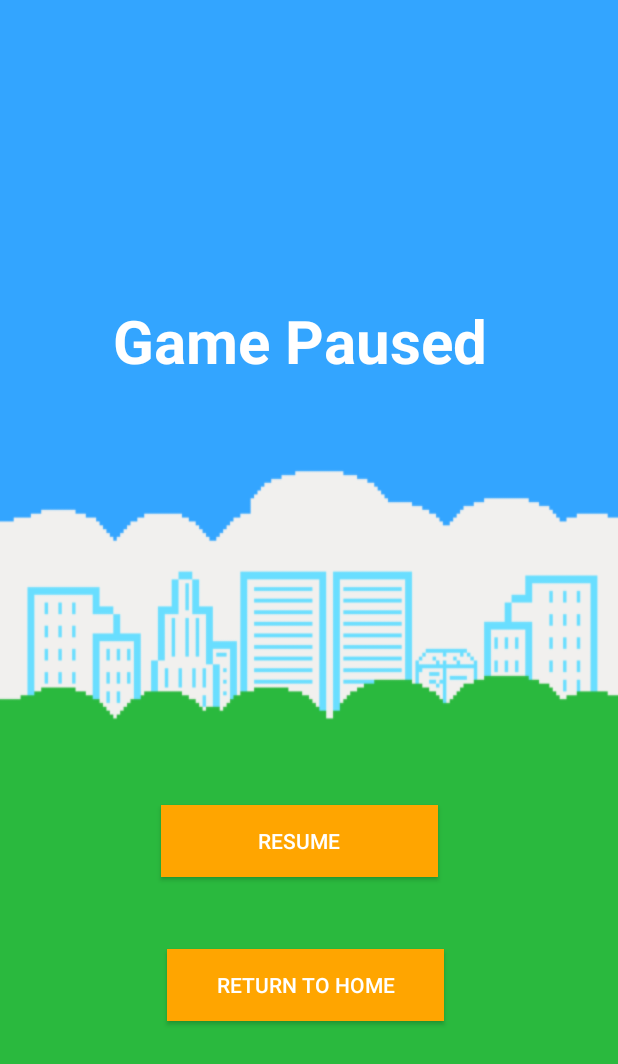
After one commit to Yogesh352/FlappyBird2, an Android app: the layout game_pause.xml on its own in the app's theme, with its tools: preview values and no code run, on a phone screen of 412 x 824 dp. The commit adds this screen. Shown: the top 1064 px of the screen. Run offline under Robolectric (Android 15) with nearby library versions, the phone set to English and light mode, and no system bars.

Commit message:
buggy: create pause feature

```diff
--- a/app/src/main/res/layout/game_over.xml
+++ b/app/src/main/res/layout/game_over.xml
@@ -75,7 +75,7 @@
 
 
     <Button
-        android:id="@+id/button7"
+        android:id="@+id/returnHome"
         android:layout_width="193dp"
         android:layout_height="wrap_content"
         android:layout_alignParentStart="true"
--- /dev/null
+++ b/app/src/main/res/layout/game_pause.xml
@@ -0,0 +1,59 @@
+<?xml version="1.0" encoding="utf-8"?>
+<RelativeLayout xmlns:android="http://schemas.android.com/apk/res/android"
+    xmlns:app="http://schemas.android.com/apk/res-auto"
+    xmlns:tools="http://schemas.android.com/tools"
+    android:id="@+id/resume"
+    android:layout_width="match_parent"
+    android:layout_height="match_parent"
+
+    android:background="@drawable/background"
+    android:orientation="vertical"
+    tools:context=".MainActivity">
+
+
+    <TextView
+        android:id="@+id/textView"
+        android:layout_width="wrap_content"
+        android:layout_height="wrap_content"
+
+        android:layout_alignParentEnd="true"
+        android:layout_marginTop="200dp"
+        android:layout_marginEnd="87dp"
+        android:text="Game Paused"
+        android:textColor="#FFFFFF"
+        android:textSize="40dp"
+        android:textStyle="bold" />
+
+    <Button
+        android:id="@+id/returnHome"
+        android:layout_width="193dp"
+        android:layout_height="wrap_content"
+        android:layout_alignParentStart="true"
+        android:layout_alignParentEnd="true"
+        android:layout_alignParentBottom="true"
+
+        android:layout_centerInParent="true"
+        android:layout_marginStart="111dp"
+        android:layout_marginEnd="116dp"
+        android:layout_marginBottom="143dp"
+        android:background="#ffa500"
+        android:onClick="restart"
+        android:text="Return to Home" />
+
+    <Button
+        android:id="@+id/resumeBut"
+        android:layout_width="193dp"
+        android:layout_height="wrap_content"
+        android:layout_alignParentStart="true"
+        android:layout_alignParentEnd="true"
+        android:layout_alignParentBottom="true"
+
+        android:layout_centerInParent="true"
+        android:layout_marginStart="107dp"
+        android:layout_marginEnd="120dp"
+        android:layout_marginBottom="239dp"
+        android:background="#ffa500"
+        android:onClick="resume"
+        android:text="Resume" />
+
+</RelativeLayout>
```
Also changed, not shown: app/src/main/java/com/example/flappybird/Game.java (+50 -4 lines), app/src/main/java/com/example/flappybird/GamePause.java (added, +35 -0 lines), app/src/main/java/com/example/flappybird/GameThread.java (+45 -9 lines), app/src/main/res/drawable/pause_button.png (added).
